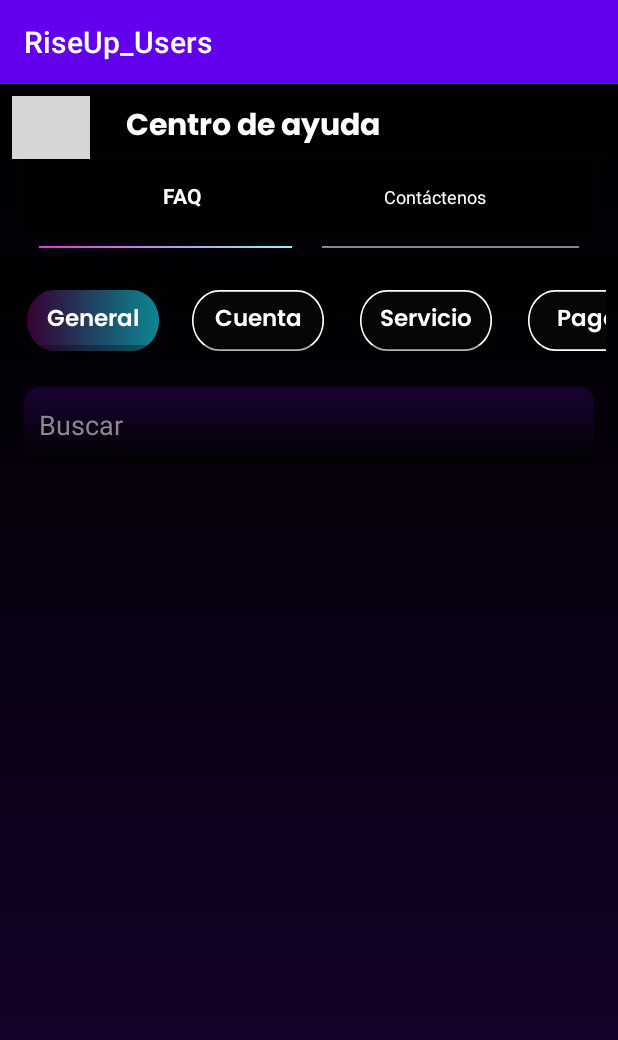
After one commit to foltrest2/RiseUp_Users, an Android app: the ConfigHelpCenterActivity screen opened directly, with no data from a screen before it, on a phone screen of 412 x 824 dp. The commit adds this screen. Shown: the top 1040 px of the screen. Run offline under Robolectric (Android 15) with nearby library versions, the light colour scheme and no system bars; grey boxes are pictures that could not be loaded.

Commit message:
helpCenterActivity WIP

```diff
--- a/app/src/main/AndroidManifest.xml
+++ b/app/src/main/AndroidManifest.xml
@@ -13,6 +13,9 @@
         android:supportsRtl="true"
         android:theme="@style/Theme.RiseUp_Users"
         tools:targetApi="31">
+        <activity
+            android:name=".view.ConfigHelpCenterActivity"
+            android:exported="false" />
         <activity
             android:name=".view.ConfigUsageConditionsActivity"
             android:exported="false" />
--- /dev/null
+++ b/app/src/main/java/com/riseup/riseup_users/FaqHelpCenterFragment.kt
@@ -0,0 +1,39 @@
+package com.riseup.riseup_users
+
+import android.os.Bundle
+import androidx.fragment.app.Fragment
+import android.view.LayoutInflater
+import android.view.View
+import android.view.ViewGroup
+import com.riseup.riseup_users.databinding.FragmentFaqHelpCenterBinding
+
+
+class FaqHelpCenterFragment : Fragment() {
+
+    private var _binding: FragmentFaqHelpCenterBinding? = null
+    private val binding get() = _binding!!
+
+    override fun onCreateView(
+        inflater: LayoutInflater, container: ViewGroup?,
+        savedInstanceState: Bundle?
+    ): View? {
+        _binding = FragmentFaqHelpCenterBinding.inflate(inflater, container, false)
+        val view = binding.root
+
+
+        return view
+    }
+
+
+    override fun onDestroyView() {
+        super.onDestroyView()
+        _binding = null
+
+    }
+
+    companion object {
+        @JvmStatic
+        fun newInstance() = FaqHelpCenterFragment()
+
+    }
+}
--- a/app/src/main/java/com/riseup/riseup_users/view/ConfigHelpActivity.kt
+++ b/app/src/main/java/com/riseup/riseup_users/view/ConfigHelpActivity.kt
@@ -19,5 +19,8 @@ class ConfigHelpActivity : AppCompatActivity() {
             startActivity(Intent(this@ConfigHelpActivity, ConfigurationActivity::class.java))
         }
 
+        binding.soporteYpreguntasFreqConstraint.setOnClickListener {
+            startActivity(Intent(this@ConfigHelpActivity, ConfigHelpCenterActivity::class.java))
+        }
     }
 }
--- /dev/null
+++ b/app/src/main/java/com/riseup/riseup_users/view/ConfigHelpCenterActivity.kt
@@ -0,0 +1,55 @@
+package com.riseup.riseup_users.view
+
+import android.content.Intent
+import androidx.appcompat.app.AppCompatActivity
+import android.os.Bundle
+import androidx.fragment.app.Fragment
+import com.riseup.riseup_users.ContactusHelpCenterFragment
+import com.riseup.riseup_users.FaqHelpCenterFragment
+import com.riseup.riseup_users.R
+import com.riseup.riseup_users.databinding.ActivityConfigHelpCenterBinding
+
+class ConfigHelpCenterActivity : AppCompatActivity() {
+
+    private lateinit var binding: ActivityConfigHelpCenterBinding
+    private lateinit var faqFragment: FaqHelpCenterFragment
+    private lateinit var contatUsFragment: ContactusHelpCenterFragment
+
+    override fun onCreate(savedInstanceState: Bundle?) {
+        super.onCreate(savedInstanceState)
+        binding = ActivityConfigHelpCenterBinding.inflate(layoutInflater)
+        val view = binding.root
+        setContentView(view)
+
+        faqFragment = FaqHelpCenterFragment.newInstance()
+        contatUsFragment = ContactusHelpCenterFragment.newInstance()
+
+        showFragment(faqFragment)
+        binding.contactUsDivider.setBackgroundResource(R.color.grayFigma)
+
+        binding.navSuperiorConfigHelpCenter.setOnItemSelectedListener { menuItem ->
+            if (menuItem.itemId == R.id.faqItem) {
+                showFragment(faqFragment)
+                binding.contactUsDivider.setBackgroundResource(R.color.grayFigma)
+                binding.faqDivider.setBackgroundResource(R.drawable.gradient_rosado_azul)
+            } else if (menuItem.itemId == R.id.contactenosItem){
+                binding.faqDivider.setBackgroundResource(R.color.grayFigma)
+                binding.contactUsDivider.setBackgroundResource(R.drawable.gradient_rosado_azul)
+                showFragment(contatUsFragment)
+            }
+
+            true
+        }
+
+        binding.backConfigHelpCenterBtn.setOnClickListener {
+            startActivity(Intent(this@ConfigHelpCenterActivity, ConfigHelpActivity::class.java))
+        }
+
+
+    }
+    fun showFragment(fragment: Fragment) {
+        val transaction = supportFragmentManager.beginTransaction()
+        transaction.replace(R.id.helpCenterFragContainer, fragment)
+        transaction.commit()
+    }
+}
--- /dev/null
+++ b/app/src/main/res/drawable/faq_btn_noselection.xml
@@ -0,0 +1,29 @@
+<vector
+    xmlns:android="http://schemas.android.com/apk/res/android"
+    xmlns:aapt="http://schemas.android.com/aapt"
+    android:width="84dp"
+    android:height="35dp"
+    android:viewportWidth="84"
+    android:viewportHeight="35"
+    >
+
+    <group>
+
+        <clip-path
+            android:pathData="M17.5 0H66.5C76.165 0 84 7.83502 84 17.5C84 27.165 76.165 35 66.5 35H17.5C7.83502 35 0 27.165 0 17.5C0 7.83502 7.83502 0 17.5 0Z"
+            />
+
+        <path
+            android:pathData="M0 0V35H84V0"
+            android:fillColor="#060606"
+            />
+
+        <path
+            android:pathData="M17.5 0H66.5C76.165 0 84 7.83502 84 17.5C84 27.165 76.165 35 66.5 35H17.5C7.83502 35 0 27.165 0 17.5C0 7.83502 7.83502 0 17.5 0Z"
+            android:strokeWidth="2"
+            android:strokeColor="#FFFFFF"
+            />
+
+    </group>
+
+</vector>
--- /dev/null
+++ b/app/src/main/res/drawable/faq_btn_selected.xml
@@ -0,0 +1,58 @@
+<?xml version="1.0" encoding="utf-8"?>
+<vector
+    xmlns:android="http://schemas.android.com/apk/res/android"
+    xmlns:aapt="http://schemas.android.com/aapt"
+    android:width="84dp"
+    android:height="35dp"
+    android:viewportWidth="84"
+    android:viewportHeight="35"
+    >
+
+    <group>
+
+        <clip-path
+            android:pathData="M17.5 0H66.5C76.165 0 84 7.83502 84 17.5C84 27.165 76.165 35 66.5 35H17.5C7.83502 35 0 27.165 0 17.5C0 7.83502 7.83502 0 17.5 0Z"
+            />
+
+        <group
+            android:pivotX="42"
+            android:pivotY="17.5"
+            android:scaleX="2"
+            android:scaleY="2"
+            >
+
+            <path
+                android:pathData="M0 0V35H84V0"
+                >
+
+                <aapt:attr name="android:fillColor">
+
+                    <gradient
+                        android:type="linear"
+                        android:startX="21"
+                        android:startY="17.5"
+                        android:endX="63"
+                        android:endY="17.5"
+                        >
+
+                        <item
+                            android:color="#360033"
+                            android:offset="0"
+                            />
+
+                        <item
+                            android:color="#0B8793"
+                            android:offset="1"
+                            />
+
+                    </gradient>
+
+                </aapt:attr>
+
+            </path>
+
+        </group>
+
+    </group>
+
+</vector>
--- /dev/null
+++ b/app/src/main/res/drawable/gradient_rosado_azul.xml
@@ -0,0 +1,58 @@
+<?xml version="1.0" encoding="utf-8"?>
+<vector
+    xmlns:android="http://schemas.android.com/apk/res/android"
+    xmlns:aapt="http://schemas.android.com/aapt"
+    android:width="100dp"
+    android:height="100dp"
+    android:viewportWidth="100"
+    android:viewportHeight="100"
+    >
+
+    <group>
+
+        <clip-path
+            android:pathData="M0 0H100V100H0V0Z"
+            />
+
+        <group
+            android:pivotX="50"
+            android:pivotY="50"
+            android:scaleX="2"
+            android:scaleY="2"
+            >
+
+            <path
+                android:pathData="M0 0V100H100V0"
+                >
+
+                <aapt:attr name="android:fillColor">
+
+                    <gradient
+                        android:type="linear"
+                        android:startX="25"
+                        android:startY="50"
+                        android:endX="75"
+                        android:endY="50"
+                        >
+
+                        <item
+                            android:color="#EF32D9"
+                            android:offset="0"
+                            />
+
+                        <item
+                            android:color="#89FFFD"
+                            android:offset="1"
+                            />
+
+                    </gradient>
+
+                </aapt:attr>
+
+            </path>
+
+        </group>
+
+    </group>
+
+</vector>
--- a/app/src/main/res/layout/activity_config_help.xml
+++ b/app/src/main/res/layout/activity_config_help.xml
@@ -74,6 +74,7 @@
     </androidx.constraintlayout.widget.ConstraintLayout>
 
     <androidx.constraintlayout.widget.ConstraintLayout
+        android:id="@+id/soporteYpreguntasFreqConstraint"
         android:layout_width="0dp"
         android:layout_height="42dp"
         android:layout_marginTop="8dp"
--- /dev/null
+++ b/app/src/main/res/layout/activity_config_help_center.xml
@@ -0,0 +1,101 @@
+<?xml version="1.0" encoding="utf-8"?>
+<androidx.constraintlayout.widget.ConstraintLayout xmlns:android="http://schemas.android.com/apk/res/android"
+    xmlns:app="http://schemas.android.com/apk/res-auto"
+    xmlns:tools="http://schemas.android.com/tools"
+    android:layout_width="match_parent"
+    android:layout_height="match_parent"
+    android:background="@drawable/linear_gradient_background"
+    tools:context=".view.ConfigHelpCenterActivity">
+
+    <androidx.constraintlayout.widget.ConstraintLayout
+        android:id="@+id/constraintLayout2"
+        android:layout_width="0dp"
+        android:layout_height="42dp"
+        android:layout_marginTop="8dp"
+        app:layout_constraintEnd_toEndOf="parent"
+        app:layout_constraintStart_toStartOf="parent"
+        app:layout_constraintTop_toTopOf="parent">
+
+        <ImageButton
+            android:id="@+id/backConfigHelpCenterBtn"
+            style="@style/BackArrowButton"
+            android:layout_width="52dp"
+            android:layout_height="0dp"
+            android:layout_marginStart="8dp"
+            app:layout_constraintBottom_toBottomOf="parent"
+            app:layout_constraintStart_toStartOf="parent"
+            app:layout_constraintTop_toTopOf="parent"
+            app:srcCompat="@drawable/arrowback" />
+
+        <TextView
+            android:id="@+id/helpCenterTitleTV"
+            style="@style/PoppinsBold_20"
+            android:layout_width="0dp"
+            android:layout_height="0dp"
+            android:layout_marginStart="24dp"
+            android:text="@string/helpCenter"
+            app:layout_constraintBottom_toBottomOf="@+id/backConfigHelpCenterBtn"
+            app:layout_constraintEnd_toEndOf="parent"
+            app:layout_constraintStart_toEndOf="@+id/backConfigHelpCenterBtn"
+            app:layout_constraintTop_toTopOf="parent" />
+
+    </androidx.constraintlayout.widget.ConstraintLayout>
+
+    <com.google.android.material.bottomnavigation.BottomNavigationView
+        android:id="@+id/navSuperiorConfigHelpCenter"
+        android:layout_width="0dp"
+        android:layout_height="50dp"
+        android:layout_marginStart="16dp"
+        android:layout_marginEnd="16dp"
+        android:textAlignment="center"
+        app:itemPaddingBottom="20dp"
+        app:itemPaddingTop="0dp"
+        app:itemTextColor="@color/white"
+        app:layout_constraintEnd_toEndOf="parent"
+        app:layout_constraintStart_toStartOf="parent"
+        app:layout_constraintTop_toBottomOf="@+id/constraintLayout2"
+        app:menu="@menu/menu_config_help_center">
+
+    </com.google.android.material.bottomnavigation.BottomNavigationView>
+
+    <View
+        android:id="@+id/faqDivider"
+        style="@style/Divider.HorizontalLightRosadoAzul"
+        android:layout_width="0dp"
+        android:layout_height="1dp"
+        android:layout_marginTop="8dp"
+        app:layout_constraintEnd_toStartOf="@+id/lineaguiaFaqContactUs"
+        app:layout_constraintStart_toStartOf="@+id/navSuperiorConfigHelpCenter"
+        app:layout_constraintTop_toBottomOf="@+id/navSuperiorConfigHelpCenter" />
+
+    <View
+        android:id="@+id/contactUsDivider"
+        style="@style/Divider.HorizontalLightRosadoAzul"
+        android:layout_width="0dp"
+        android:layout_height="1dp"
+        android:layout_marginTop="8dp"
+        app:layout_constraintEnd_toEndOf="@+id/navSuperiorConfigHelpCenter"
+        app:layout_constraintStart_toStartOf="@+id/lineaguiaFaqContactUs"
+        app:layout_constraintTop_toBottomOf="@+id/navSuperiorConfigHelpCenter" />
+
+    <androidx.constraintlayout.widget.Guideline
+        android:id="@+id/lineaguiaFaqContactUs"
+        android:layout_width="wrap_content"
+        android:layout_height="wrap_content"
+        android:orientation="vertical"
+        app:layout_constraintGuide_begin="205dp" />
+
+    <androidx.constraintlayout.widget.ConstraintLayout
+        android:id="@+id/helpCenterFragContainer"
+        android:layout_width="0dp"
+        android:layout_height="0dp"
+        android:layout_marginTop="16dp"
+        app:layout_constraintBottom_toBottomOf="parent"
+        app:layout_constraintEnd_toEndOf="parent"
+        app:layout_constraintHorizontal_bias="0.0"
+        app:layout_constraintStart_toStartOf="parent"
+        app:layout_constraintTop_toBottomOf="@+id/navSuperiorConfigHelpCenter">
+
+    </androidx.constraintlayout.widget.ConstraintLayout>
+
+</androidx.constraintlayout.widget.ConstraintLayout>
--- /dev/null
+++ b/app/src/main/res/layout/fragment_faq_help_center.xml
@@ -0,0 +1,91 @@
+<?xml version="1.0" encoding="utf-8"?>
+<androidx.constraintlayout.widget.ConstraintLayout
+    xmlns:android="http://schemas.android.com/apk/res/android"
+    xmlns:app="http://schemas.android.com/apk/res-auto"
+    xmlns:tools="http://schemas.android.com/tools"
+    android:layout_width="match_parent"
+    android:layout_height="match_parent"
+    android:background="@drawable/linear_gradient_background">
+
+    <HorizontalScrollView
+        android:id="@+id/horizontalFaqSCV"
+        android:layout_width="0dp"
+        android:layout_height="46dp"
+        android:layout_marginStart="8dp"
+        android:layout_marginTop="16dp"
+        android:layout_marginEnd="8dp"
+        app:layout_constraintEnd_toEndOf="parent"
+        app:layout_constraintStart_toStartOf="parent"
+        app:layout_constraintTop_toTopOf="parent">
+
+        <LinearLayout
+            android:layout_width="wrap_content"
+            android:layout_height="match_parent"
+            android:orientation="horizontal"
+            android:paddingLeft="10dp"
+            android:paddingTop="5dp">
+
+            <Button
+                android:id="@+id/generalFAQBtn"
+                style="@style/RectangleWGradientsemiBold_15"
+                android:layout_width="match_parent"
+                android:layout_height="wrap_content"
+                android:layout_marginRight="10dp"
+                android:background="@drawable/faq_btn_selected"
+                android:text="@string/GeneraltTV" />
+
+            <Button
+                android:id="@+id/cuentaFAQBtn"
+                style="@style/RectangleWGradientsemiBold_15"
+                android:layout_width="match_parent"
+                android:layout_height="wrap_content"
+                android:layout_marginLeft="12dp"
+                android:layout_marginRight="12dp"
+                android:layout_weight="1"
+                android:background="@drawable/faq_btn_noselection"
+                android:text="@string/cuenta" />
+
+            <Button
+                android:id="@+id/servicioFAQBtn"
+                style="@style/RectangleWGradientsemiBold_15"
+                android:layout_width="match_parent"
+                android:layout_height="wrap_content"
+                android:layout_marginLeft="12dp"
+                android:layout_marginRight="12dp"
+                android:layout_weight="1"
+                android:background="@drawable/faq_btn_noselection"
+                android:text="@string/servicio" />
+
+            <Button
+                android:id="@+id/pagosFAQBtn"
+                style="@style/RectangleWGradientsemiBold_15"
+                android:layout_width="match_parent"
+                android:layout_height="wrap_content"
+                android:layout_marginLeft="12dp"
+                android:layout_marginRight="12dp"
+                android:layout_weight="1"
+                android:background="@drawable/faq_btn_noselection"
+                android:text="@string/pagos" />
+
+        </LinearLayout>
+    </HorizontalScrollView>
+
+    <EditText
+        android:id="@+id/editTextTextPersonName"
+        style="@style/TextField"
+        android:layout_width="0dp"
+        android:layout_height="50dp"
+        android:layout_marginStart="16dp"
+        android:layout_marginTop="24dp"
+        android:layout_marginEnd="16dp"
+        android:background="@drawable/layout_bg_morado"
+        android:ems="10"
+        android:hint="@string/buscar"
+        android:inputType="textPersonName"
+        android:paddingStart="10dp"
+        android:textColorHint="@color/grayFigma"
+        app:layout_constraintEnd_toEndOf="parent"
+        app:layout_constraintStart_toStartOf="parent"
+        app:layout_constraintTop_toBottomOf="@+id/horizontalFaqSCV" />
+
+</androidx.constraintlayout.widget.ConstraintLayout>
--- /dev/null
+++ b/app/src/main/res/menu/menu_config_help_center.xml
@@ -0,0 +1,10 @@
+<?xml version="1.0" encoding="utf-8"?>
+<menu xmlns:android="http://schemas.android.com/apk/res/android">
+
+    <item
+        android:id="@+id/faqItem"
+        android:title="@string/faq" />
+    <item
+        android:id="@+id/contactenosItem"
+        android:title="@string/contactenos" />
+</menu>
--- a/app/src/main/res/values/strings.xml
+++ b/app/src/main/res/values/strings.xml
@@ -111,9 +111,19 @@
     <string name="condUsoTitulo3">3. Aceptación del usuario</string>
     <string name="condUsoInfo3">Estas Condiciones de Uso (en adelante Aviso Legal) regulan el acceso y utilización de la aplicación (en adelante la “Aplicación”) que LA COMPAÑÍA pone a disposición de los usuarios de Internet. El acceso a la misma implica la aceptación sin reservas del presente Aviso Legal.\n\nLA COMPAÑÍA puede ofrecer a través de la aplicación, servicios que podrán encontrarse sometidos a unas condiciones particulares propias sobre las cuales se informará al Usuario en cada caso concreto.\n\nLa Aplicación puede evolucionar y, por ello, la forma o naturaleza de la misma puede cambiar de un momento a otro sin que se le haya notificado con antelación tal cambio. Asimismo, LA COMPAÑÍA puede interrumpir (de forma temporal o permanente) la utilización de la Aplicación (o cualquiera de las características de la Aplicación) a usted o a todos los usuarios en general y, en estas circunstancias, es posible que LA COMPAÑÍA no pueda notificarle este hecho con antelación.</string>
     <string name="condUsoTitulo4">4. Acceso a la aplicación</string>
-    <string name="condUsoInfo4">LA COMPAÑÍA adopta las medidas técnicas y organizativas necesarias para garantizar la protección de los datos de carácter personal y evitar su alteración, pérdida, tratamiento y/o acceso no autorizado, habida cuenta del estado de la técnica, la naturaleza de los datos almacenados y los riesgos a que están expuestos, todo ello, conforme a lo establecido por la legislación colombiana de Protección de Datos de Carácter Personal.\n\nLA COMPAÑÍA no se hace responsable frente a los Usuarios, por la revelación de sus datos personales a terceros que no sea debida a causas directamente imputables a LA COMPAÑÍA, ni por el uso que de tales datos hagan terceros ajenos a LA COMPAÑÍA.</string>
+    <string name="condUsoInfo4">LA COMPAÑÍA adopta las medidas técnicas y organizativas necesarias para garantizar la protección de los datos de carácter personal y evitar su alteración, pérdida, tratamiento y/o acceso no autorizado, habida | del estado de la técnica, la naturaleza de los datos almacenados y los riesgos a que están expuestos, todo ello, conforme a lo establecido por la legislación colombiana de Protección de Datos de Carácter Personal.\n\nLA COMPAÑÍA no se hace responsable frente a los Usuarios, por la revelación de sus datos personales a terceros que no sea debida a causas directamente imputables a LA COMPAÑÍA, ni por el uso que de tales datos hagan terceros ajenos a LA COMPAÑÍA.</string>
     <string name="condUsoTitulo5">5. Uso correcto de la aplicación</string>
     <string name="condUsoInfo5">El Usuario se compromete a utilizar la aplicación, los contenidos y servicios de conformidad con la Ley, el presente Aviso Legal, las buenas costumbres y el orden público. Del mismo modo el Usuario se obliga a no utilizar la aplicación sus contenidos o los servicios que se presten a través de ésta con fines o efectos ilícitos o contrarios al contenido del presente Aviso Legal, lesivos de los intereses o derechos de terceros, o que de cualquier forma pueda dañar, inutilizar, hacer inaccesibles o deteriorar la aplicación, sus contenidos o sus servicios o impedir un normal disfrute de la misma por otros Usuarios.\n\nAsimismo, el Usuario se compromete expresamente a no destruir, alterar, inutilizar o, de cualquier otra forma, dañar los datos, programas o documentos electrónicos que se encuentren en la aplicación.\n\nEl Usuario se compromete a no obstaculizar el acceso de otros Usuarios mediante el consumo masivo de los recursos informáticos a través de los cuales LA COMPAÑÍA presta el servicio, así como realizar acciones que dañen, interrumpan o generen errores en dichos sistemas o servicios.\n\nEl Usuario se compromete a no introducir programas, virus, macros, applets, controles ActiveX o cualquier otro dispositivo lógico o secuencia de caracteres que causen o sean susceptibles de causar cualquier tipo de alteración en los sistemas informáticos de LA COMPAÑÍA o de terceros.</string>
+    <string name="helpCenter">Centro de ayuda</string>
+    <string name="faq">FAQ</string>
+    <string name="contactenos">Contáctenos</string>
+    <!-- TODO: Remove or change this placeholder text -->
+    <string name="hello_blank_fragment">Hello blank fragment</string>
+    <string name="cuenta">Cuenta</string>
+    <string name="servicio">Servicio</string>
+    <string name="buscar">Buscar</string>
+    <string name="whatsapp">Whatsapp</string>
+    <string name="instagram">Instagram</string>
 
 
 </resources>
--- a/app/src/main/res/values/styles.xml
+++ b/app/src/main/res/values/styles.xml
@@ -24,6 +24,16 @@
         <item name="android:layout_height">0.5dp</item> // You can change thickness here.
     </style>
 
+    <style name="Divider.HorizontalLightRosadoAzul" parent="Divider">
+        <item name="android:background">@drawable/gradient_rosado_azul</item>
+        <item name="android:layout_width">wrap_content</item>
+        <item name="android:layout_marginLeft">10dp</item>
+        <item name="android:layout_marginRight">10dp</item>
+        <item name="android:layout_marginTop">15dp</item>
+        <item name="android:layout_marginBottom">20dp</item>
+        <item name="android:layout_height">0.5dp</item> // You can change thickness here.
+    </style>
+
 
 
 
--- a/app/src/main/res/values/themes.xml
+++ b/app/src/main/res/values/themes.xml
@@ -110,6 +110,17 @@
         <item name="android:textColor">@color/white</item>
         <item name="fontFamily">@font/poppins_semibold</item>
         <item name="android:textSize">16dp</item>
+        <item name="android:textAppearance">@style/TextAppearance.AppCompat.Body1</item>
+        <item name="android:background">@drawable/blue_green_gradient</item>
+
+    </style>
+
+    <style name="RectangleWGradientsemiBold_15" parent="Widget.AppCompat.Button">
+        <item name="android:textAlignment">center</item>
+        <item name="android:gravity">center</item>
+        <item name="android:textColor">@color/white</item>
+        <item name="fontFamily">@font/poppins_semibold</item>
+        <item name="android:textSize">15dp</item>
         <item name="android:textAppearance">@style/TextAppearance.AppCompat.Body1</item>
         <item name="android:background">@drawable/blue_green_gradient</item>
 
```
Also changed, not shown: app/src/main/java/com/riseup/riseup_users/ContactusHelpCenterFragment.kt (added, +41 -0 lines), app/src/main/res/drawable/cvv_button.xml (added, +19 -0 lines), app/src/main/res/drawable/instagram_logo.xml (added, +54 -0 lines), app/src/main/res/drawable/whatsapp_logo.xml (added, +19 -0 lines), app/src/main/res/layout/fragment_contactus_help_center.xml (added, +80 -0 lines).
